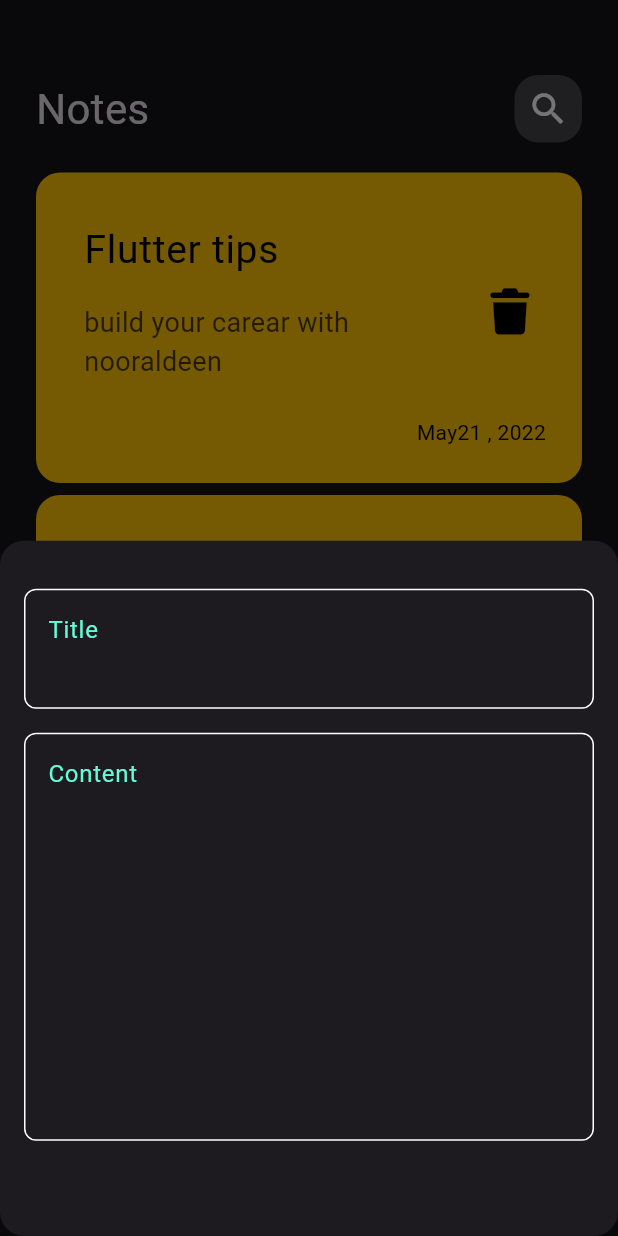
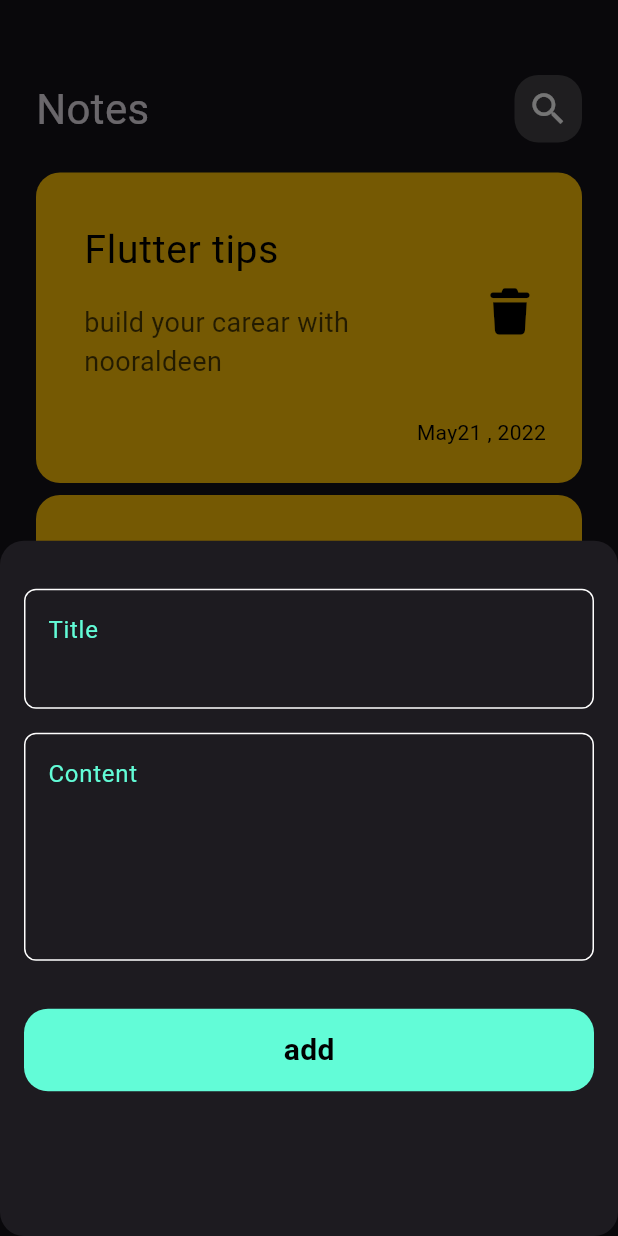
Before and after one commit to Nooraldeen2024/note_app, a Flutter app: the screen it shows after launch, after a tap on the "add" icon, on a phone screen of 412 x 824 dp. Run offline on Flutter 3.47's test engine with Material 3 defaults, Android fonts, the phone set to English and light mode, and no system bars; our stand-ins replace font_awesome_flutter.

Commit message:
finish notes botton sheet

```diff
--- a/lib/widgets/add_note_bottom_sheet.dart
+++ b/lib/widgets/add_note_bottom_sheet.dart
@@ -1,4 +1,5 @@
 import 'package:flutter/material.dart';
+import 'package:my_note_app/widgets/custom_button.dart';
 import 'package:my_note_app/widgets/custom_text_field.dart';
 
 class AddNoteBottumsheet extends StatelessWidget {
@@ -13,7 +14,9 @@ class AddNoteBottumsheet extends StatelessWidget {
           SizedBox(height: 32),
           CustomTextField(hint: 'Title', maxLines: 2),
           SizedBox(height: 16),
-          CustomTextField(hint: 'Content', maxLines: 10),
+          CustomTextField(hint: 'Content', maxLines: 5),
+          SizedBox(height: 32),
+          CustomButton(),
         ],
       ),
     );
--- /dev/null
+++ b/lib/widgets/custom_button.dart
@@ -0,0 +1,28 @@
+import 'package:flutter/material.dart';
+import 'package:my_note_app/constans.dart';
+
+class CustomButton extends StatelessWidget {
+  const CustomButton({super.key});
+
+  @override
+  Widget build(BuildContext context) {
+    return Container(
+      width: MediaQuery.of(context).size.width,
+      height: 55,
+      decoration: BoxDecoration(
+        color: kPrimaryColor,
+        borderRadius: BorderRadius.circular(16),
+      ),
+      child: Center(
+        child: Text(
+          'add',
+          style: TextStyle(
+            color: Colors.black,
+            fontSize: 20,
+            fontWeight: FontWeight.bold,
+          ),
+        ),
+      ),
+    );
+  }
+}
```
